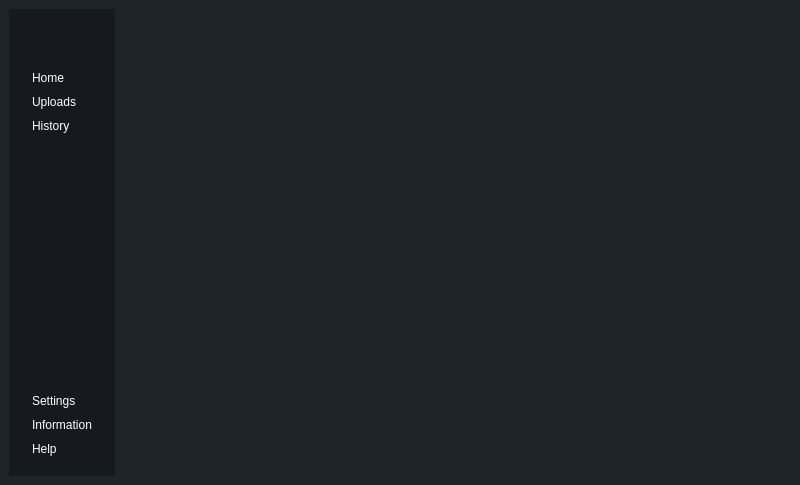
Qt form main.ui (Endairion/FYP) before a commit.
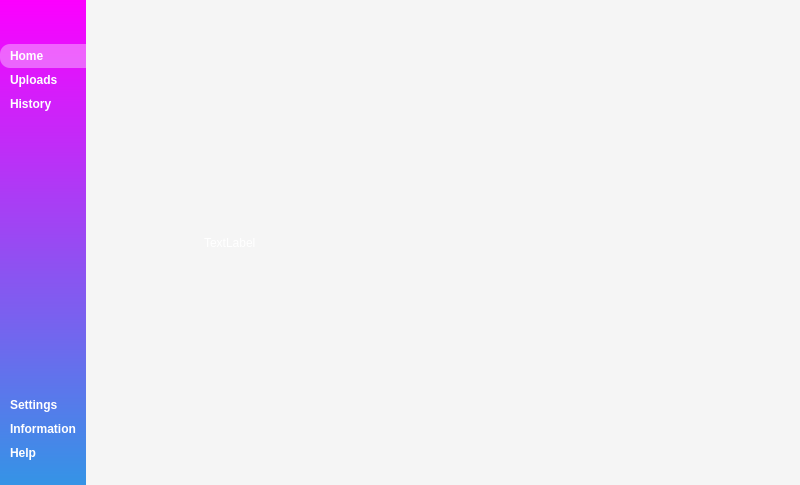
The same form after that commit. Icons and pictures are not drawn.

Diff of the .ui file:
```diff
--- a/main.ui
+++ b/main.ui
@@ -24,16 +24,23 @@
 }
 
 #centralwidget{
-	background-color:#1f232a;
+	background-color:#F5F5F5;
 }
 
 #leftMenuSubContainer{
-	background-color:#16191d;
+    background: qlineargradient(x1:0, y1:0, x2:0, y2:1, stop:0 #fc00ff, stop:1 #3494E6);
 }
 
-QPushButton{
+#leftMenuSubContainer QPushButton{
 	text-align:left;
-	padding:2px 5px;
+	padding:5px 10px;
+	border-top-left-radius:10px;
+	border-bottom-left-radius:10px;
+    background-color: transparent;
+    color: #fff; /* Text color for the button */
+	font-weight: bold;
+	font-family:'Comic Sans MS';
+	font-size: 12px;
 }</string>
   </property>
   <widget class="QWidget" name="centralwidget">
@@ -41,8 +48,28 @@
     <string notr="true"/>
    </property>
    <layout class="QHBoxLayout" name="horizontalLayout">
+    <property name="spacing">
+     <number>100</number>
+    </property>
+    <property name="leftMargin">
+     <number>0</number>
+    </property>
+    <property name="topMargin">
+     <number>0</number>
+    </property>
+    <property name="rightMargin">
+     <number>0</number>
+    </property>
+    <property name="bottomMargin">
+     <number>0</number>
+    </property>
     <item alignment="Qt::AlignLeft">
      <widget class="QWidget" name="leftMenuContainer" native="true">
+      <property name="styleSheet">
+       <string notr="true">#leftMenuContainer {
+    background: qlineargradient(x1:0, y1:0, x2:0, y2:1, stop:0 #fc00ff, stop:1 #00dbde);
+}</string>
+      </property>
       <layout class="QVBoxLayout" name="verticalLayout">
        <property name="spacing">
         <number>0</number>
@@ -62,7 +89,22 @@
        <item alignment="Qt::AlignLeft">
         <widget class="QWidget" name="leftMenuSubContainer" native="true">
          <layout class="QVBoxLayout" name="verticalLayout_2">
-          <item alignment="Qt::AlignTop">
+          <property name="spacing">
+           <number>0</number>
+          </property>
+          <property name="leftMargin">
+           <number>0</number>
+          </property>
+          <property name="topMargin">
+           <number>10</number>
+          </property>
+          <property name="rightMargin">
+           <number>0</number>
+          </property>
+          <property name="bottomMargin">
+           <number>10</number>
+          </property>
+          <item>
            <widget class="QFrame" name="frame">
             <property name="frameShape">
              <enum>QFrame::StyledPanel</enum>
@@ -71,7 +113,22 @@
              <enum>QFrame::Raised</enum>
             </property>
             <layout class="QVBoxLayout" name="verticalLayout_3">
-             <item alignment="Qt::AlignLeft">
+             <property name="spacing">
+              <number>0</number>
+             </property>
+             <property name="leftMargin">
+              <number>0</number>
+             </property>
+             <property name="topMargin">
+              <number>0</number>
+             </property>
+             <property name="rightMargin">
+              <number>0</number>
+             </property>
+             <property name="bottomMargin">
+              <number>0</number>
+             </property>
+             <item>
               <widget class="QPushButton" name="menuBtn">
                <property name="text">
                 <string/>
@@ -91,10 +148,10 @@
             </layout>
            </widget>
           </item>
-          <item alignment="Qt::AlignTop">
+          <item>
            <widget class="QFrame" name="frame_2">
             <property name="sizePolicy">
-             <sizepolicy hsizetype="Preferred" vsizetype="Preferred">
+             <sizepolicy hsizetype="Expanding" vsizetype="Preferred">
               <horstretch>0</horstretch>
               <verstretch>0</verstretch>
              </sizepolicy>
@@ -106,11 +163,35 @@
              <enum>QFrame::Raised</enum>
             </property>
             <layout class="QVBoxLayout" name="verticalLayout_4">
-             <item alignment="Qt::AlignLeft">
-              <widget class="QPushButton" name="pushButton_2">
+             <property name="spacing">
+              <number>0</number>
+             </property>
+             <property name="leftMargin">
+              <number>0</number>
+             </property>
+             <property name="topMargin">
+              <number>10</number>
+             </property>
+             <property name="rightMargin">
+              <number>0</number>
+             </property>
+             <property name="bottomMargin">
+              <number>10</number>
+             </property>
+             <item>
+              <widget class="QPushButton" name="homeBtn">
+               <property name="sizePolicy">
+                <sizepolicy hsizetype="Preferred" vsizetype="Fixed">
+                 <horstretch>0</horstretch>
+                 <verstretch>0</verstretch>
+                </sizepolicy>
+               </property>
                <property name="toolTip">
                 <string>Home</string>
                </property>
+               <property name="styleSheet">
+                <string notr="true">background-color:rgba(255, 255, 255, 0.35);</string>
+               </property>
                <property name="text">
                 <string>Home</string>
                </property>
@@ -124,10 +205,25 @@
                  <height>24</height>
                 </size>
                </property>
+               <property name="default">
+                <bool>false</bool>
+               </property>
+               <property name="flat">
+                <bool>false</bool>
+               </property>
               </widget>
              </item>
-             <item alignment="Qt::AlignLeft">
-              <widget class="QPushButton" name="pushButton_3">
+             <item>
+              <widget class="QPushButton" name="uploadsBtn">
+               <property name="sizePolicy">
+                <sizepolicy hsizetype="Preferred" vsizetype="Fixed">
+                 <horstretch>0</horstretch>
+                 <verstretch>0</verstretch>
+                </sizepolicy>
+               </property>
+               <property name="styleSheet">
+                <string notr="true"/>
+               </property>
                <property name="text">
                 <string>Uploads</string>
                </property>
@@ -143,8 +239,8 @@
                </property>
               </widget>
              </item>
-             <item alignment="Qt::AlignLeft">
-              <widget class="QPushButton" name="pushButton_4">
+             <item>
+              <widget class="QPushButton" name="historyBtn">
                <property name="text">
                 <string>History</string>
                </property>
@@ -176,7 +272,7 @@
             </property>
            </spacer>
           </item>
-          <item alignment="Qt::AlignBottom">
+          <item>
            <widget class="QFrame" name="frame_3">
             <property name="frameShape">
              <enum>QFrame::StyledPanel</enum>
@@ -185,6 +281,21 @@
              <enum>QFrame::Raised</enum>
             </property>
             <layout class="QVBoxLayout" name="verticalLayout_5">
+             <property name="spacing">
+              <number>0</number>
+             </property>
+             <property name="leftMargin">
+              <number>0</number>
+             </property>
+             <property name="topMargin">
+              <number>10</number>
+             </property>
+             <property name="rightMargin">
+              <number>0</number>
+             </property>
+             <property name="bottomMargin">
+              <number>10</number>
+             </property>
              <item alignment="Qt::AlignLeft">
               <widget class="QPushButton" name="pushButton_5">
                <property name="text">
@@ -246,7 +357,39 @@
      </widget>
     </item>
     <item>
-     <widget class="QWidget" name="mainBodyContainer" native="true"/>
+     <widget class="QWidget" name="centerMenuContainer" native="true">
+      <layout class="QVBoxLayout" name="verticalLayout_6">
+       <item>
+        <widget class="QFrame" name="frame_4">
+         <property name="frameShape">
+          <enum>QFrame::StyledPanel</enum>
+         </property>
+         <property name="frameShadow">
+          <enum>QFrame::Raised</enum>
+         </property>
+         <layout class="QHBoxLayout" name="horizontalLayout_2">
+          <item>
+           <widget class="QLabel" name="label">
+            <property name="text">
+             <string>TextLabel</string>
+            </property>
+           </widget>
+          </item>
+         </layout>
+        </widget>
+       </item>
+      </layout>
+     </widget>
+    </item>
+    <item>
+     <widget class="QWidget" name="mainBodyContainer" native="true">
+      <property name="sizePolicy">
+       <sizepolicy hsizetype="Expanding" vsizetype="Preferred">
+        <horstretch>0</horstretch>
+        <verstretch>0</verstretch>
+       </sizepolicy>
+      </property>
+     </widget>
     </item>
    </layout>
   </widget>
```
Left out of the diff: 6 changed lines with no effect on the pictures.
